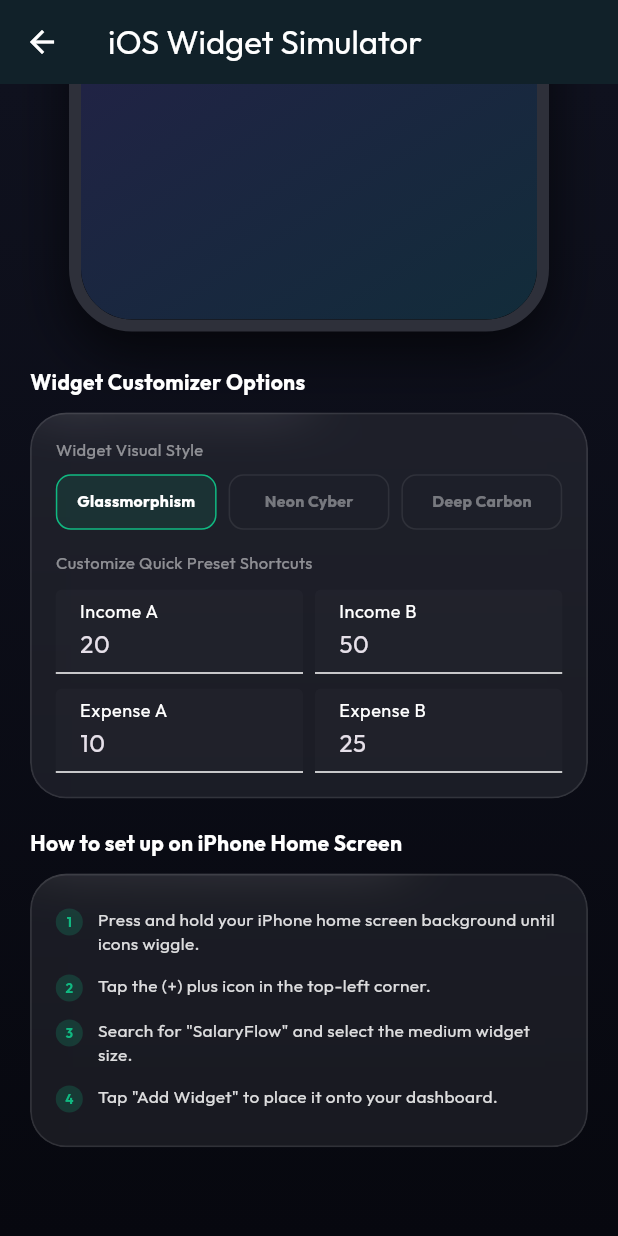
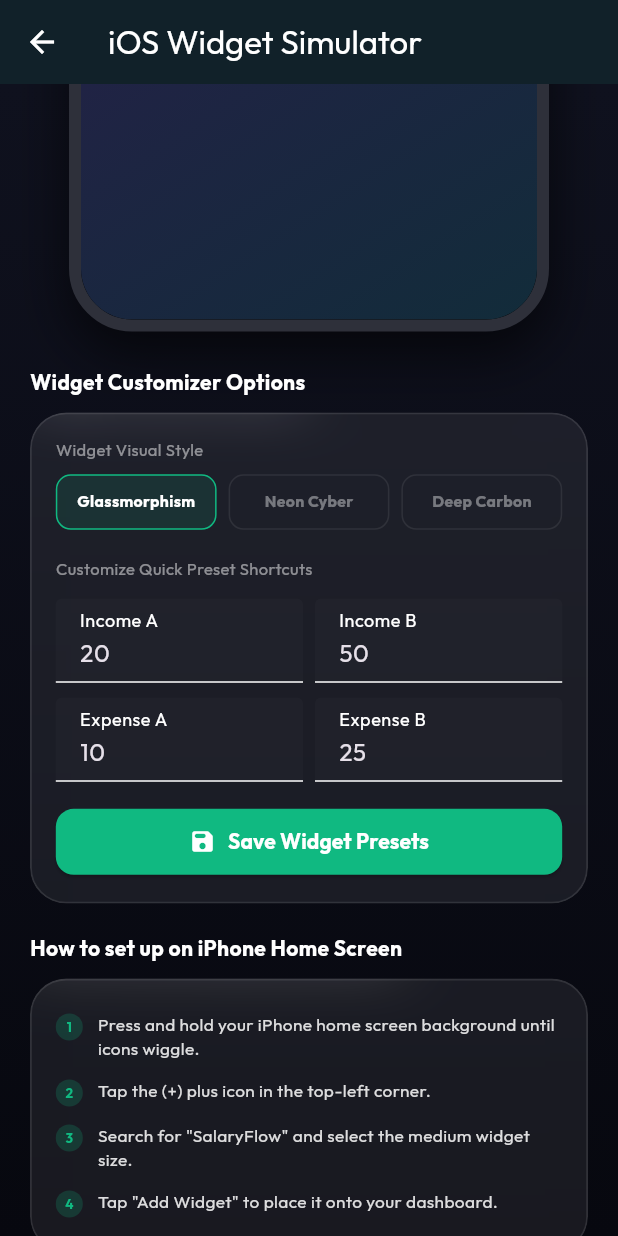
Before and after one commit to Rawandjalal/salary_flow, a Flutter app: the WidgetSimulatorPage screen opened directly, scrolled down 335 dp, on a phone screen of 412 x 824 dp. Run offline on Flutter 3.47's test engine with Material 3 defaults, Android fonts, the phone set to English and light mode, and no system bars; our stand-ins replace fl_chart, google_fonts, shared_preferences; accounts and stored records are empty.

Commit message:
Fix: Add persistence and text controllers to Widget Simulator presets

```diff
--- a/lib/pages/widget_simulator_page.dart
+++ b/lib/pages/widget_simulator_page.dart
@@ -12,17 +12,35 @@ class WidgetSimulatorPage extends StatefulWidget {
 }
 
 class _WidgetSimulatorPageState extends State<WidgetSimulatorPage> {
-  // Widget Customizer States
-  String _widgetStyle = 'Glassmorphism'; // 'Glassmorphism', 'Neon Cyber', 'Deep Carbon'
   String _activeWallet = 'USD'; // 'USD' or 'IQD'
-  double _quickAdd1 = 20.0;
-  double _quickAdd2 = 50.0;
-  double _quickSub1 = 10.0;
-  double _quickSub2 = 25.0;
 
-  // Simulator Local state changes
+  // Simulator Local state changes for Lockscreen banner
   double _lastSimulatedChange = 0.0;
   String _lastSimulatedType = '';
+
+  late TextEditingController _add1Controller;
+  late TextEditingController _add2Controller;
+  late TextEditingController _sub1Controller;
+  late TextEditingController _sub2Controller;
+
+  @override
+  void initState() {
+    super.initState();
+    final appState = Provider.of<AppState>(context, listen: false);
+    _add1Controller = TextEditingController(text: appState.widgetQuickAdd1.toStringAsFixed(0));
+    _add2Controller = TextEditingController(text: appState.widgetQuickAdd2.toStringAsFixed(0));
+    _sub1Controller = TextEditingController(text: appState.widgetQuickSub1.toStringAsFixed(0));
+    _sub2Controller = TextEditingController(text: appState.widgetQuickSub2.toStringAsFixed(0));
+  }
+
+  @override
+  void dispose() {
+    _add1Controller.dispose();
+    _add2Controller.dispose();
+    _sub1Controller.dispose();
+    _sub2Controller.dispose();
+    super.dispose();
+  }
 
   void _triggerSimulatedAction(String type, double amount, bool isIncome) async {
     final appState = Provider.of<AppState>(context, listen: false);
@@ -67,23 +85,67 @@ class _WidgetSimulatorPageState extends State<WidgetSimulatorPage> {
     }
   }
 
+  void _savePresets() async {
+    final appState = Provider.of<AppState>(context, listen: false);
+    final add1 = double.tryParse(_add1Controller.text);
+    final add2 = double.tryParse(_add2Controller.text);
+    final sub1 = double.tryParse(_sub1Controller.text);
+    final sub2 = double.tryParse(_sub2Controller.text);
+
+    if (add1 == null || add2 == null || sub1 == null || sub2 == null) {
+      ScaffoldMessenger.of(context).showSnackBar(
+        SnackBar(
+          content: Text(appState.t('invalid_numbers')),
+          backgroundColor: const Color(0xFFEF4444),
+        ),
+      );
+      return;
+    }
+
+    // Unfocus text fields to dismiss keyboard
+    FocusScope.of(context).unfocus();
+
+    await appState.saveWidgetPresets(
+      quickAdd1: add1,
+      quickAdd2: add2,
+      quickSub1: sub1,
+      quickSub2: sub2,
+    );
+
+    if (mounted) {
+      ScaffoldMessenger.of(context).showSnackBar(
+        SnackBar(
+          content: Text(appState.t('widget_presets_saved')),
+          backgroundColor: const Color(0xFF10B981),
+        ),
+      );
+    }
+  }
+
   @override
   Widget build(BuildContext context) {
     final appState = context.watch<AppState>();
     final isRtl = appState.isRtl;
     final symbol = _activeWallet == 'USD' ? '\$' : 'د.ع';
 
-    // Fetch dynamic numbers for the widget
+    // Fetch dynamic numbers for the widget from appState
     final isUsd = _activeWallet == 'USD';
     final remainingDaily = isUsd ? appState.remainingDailyBudgetUSD : appState.remainingDailyBudgetIQD;
     final runwayDays = isUsd ? appState.runwayForecastDaysUSD : appState.runwayForecastDaysIQD;
+
+    // Load presets from AppState
+    final qAdd1 = appState.widgetQuickAdd1;
+    final qAdd2 = appState.widgetQuickAdd2;
+    final qSub1 = appState.widgetQuickSub1;
+    final qSub2 = appState.widgetQuickSub2;
+    final wStyle = appState.widgetStyle;
 
     // Build the Widget design based on selected style
     BoxDecoration widgetDecoration;
     Color textColor = Colors.white;
     Color accentColor = const Color(0xFF10B981);
 
-    if (_widgetStyle == 'Neon Cyber') {
+    if (wStyle == 'Neon Cyber') {
       widgetDecoration = BoxDecoration(
         color: const Color(0xFF0D0E15),
         borderRadius: BorderRadius.circular(22),
@@ -93,7 +155,7 @@ class _WidgetSimulatorPageState extends State<WidgetSimulatorPage> {
         ],
       );
       accentColor = const Color(0xFFF43F5E);
-    } else if (_widgetStyle == 'Deep Carbon') {
+    } else if (wStyle == 'Deep Carbon') {
       widgetDecoration = BoxDecoration(
         color: const Color(0xFF161824),
         borderRadius: BorderRadius.circular(22),
@@ -242,24 +304,24 @@ class _WidgetSimulatorPageState extends State<WidgetSimulatorPage> {
                                       children: [
                                         Row(
                                           children: [
-                                            _buildWidgetActionButton('+$_quickAdd1', const Color(0xFF10B981), () {
-                                              _triggerSimulatedAction('Income', _quickAdd1, true);
+                                            _buildWidgetActionButton('+${qAdd1.toStringAsFixed(0)}', const Color(0xFF10B981), () {
+                                              _triggerSimulatedAction('Income', qAdd1, true);
                                             }),
                                             const SizedBox(width: 6),
-                                            _buildWidgetActionButton('+$_quickAdd2', const Color(0xFF10B981), () {
-                                              _triggerSimulatedAction('Income', _quickAdd2, true);
+                                            _buildWidgetActionButton('+${qAdd2.toStringAsFixed(0)}', const Color(0xFF10B981), () {
+                                              _triggerSimulatedAction('Income', qAdd2, true);
                                             }),
                                           ],
                                         ),
                                         const SizedBox(height: 6),
                                         Row(
                                           children: [
-                                            _buildWidgetActionButton('-$_quickSub1', const Color(0xFFEF4444), () {
-                                              _triggerSimulatedAction('Expense', _quickSub1, false);
+                                            _buildWidgetActionButton('-${qSub1.toStringAsFixed(0)}', const Color(0xFFEF4444), () {
+                                              _triggerSimulatedAction('Expense', qSub1, false);
                                             }),
                                             const SizedBox(width: 6),
-                                            _buildWidgetActionButton('-$_quickSub2', const Color(0xFFEF4444), () {
-                                              _triggerSimulatedAction('Expense', _quickSub2, false);
+                                            _buildWidgetActionButton('-${qSub2.toStringAsFixed(0)}', const Color(0xFFEF4444), () {
+                                              _triggerSimulatedAction('Expense', qSub2, false);
                                             }),
                                           ],
                                         ),
@@ -374,54 +436,44 @@ class _WidgetSimulatorPageState extends State<WidgetSimulatorPage> {
                     const SizedBox(height: 8),
                     Row(
                       children: [
-                        _buildStyleChip('Glassmorphism'),
+                        _buildStyleChip(context, 'Glassmorphism', wStyle),
                         const SizedBox(width: 8),
-                        _buildStyleChip('Neon Cyber'),
+                        _buildStyleChip(context, 'Neon Cyber', wStyle),
                         const SizedBox(width: 8),
-                        _buildStyleChip('Deep Carbon'),
+                        _buildStyleChip(context, 'Deep Carbon', wStyle),
                       ],
                     ),
-                    const SizedBox(height: 14),
+                    const SizedBox(height: 18),
 
                     // Quick presets fields
                     Text(
                       isRtl ? 'ڕێکخستنی بڕە خێراکان' : 'Customize Quick Preset Shortcuts',
                       style: TextStyle(fontSize: 11, color: Colors.white.withOpacity(0.5)),
                     ),
-                    const SizedBox(height: 10),
+                    const SizedBox(height: 12),
                     Row(
                       children: [
                         Expanded(
                           child: TextFormField(
-                            initialValue: _quickAdd1.toStringAsFixed(0),
+                            controller: _add1Controller,
                             keyboardType: TextInputType.number,
                             decoration: InputDecoration(
-                              labelText: 'Income A',
+                              labelText: isRtl ? 'داهات ١' : 'Income A',
                               filled: true,
                               fillColor: Colors.white.withOpacity(0.02),
                             ),
-                            onChanged: (val) {
-                              setState(() {
-                                _quickAdd1 = double.tryParse(val) ?? 20.0;
-                              });
-                            },
                           ),
                         ),
                         const SizedBox(width: 8),
                         Expanded(
                           child: TextFormField(
-                            initialValue: _quickAdd2.toStringAsFixed(0),
+                            controller: _add2Controller,
                             keyboardType: TextInputType.number,
                             decoration: InputDecoration(
-                              labelText: 'Income B',
+                              labelText: isRtl ? 'داهات ٢' : 'Income B',
                               filled: true,
                               fillColor: Colors.white.withOpacity(0.02),
                             ),
-                            onChanged: (val) {
-                              setState(() {
-                                _quickAdd2 = double.tryParse(val) ?? 50.0;
-                              });
-                            },
                           ),
                         ),
                       ],
@@ -431,38 +483,41 @@ class _WidgetSimulatorPageState extends State<WidgetSimulatorPage> {
                       children: [
                         Expanded(
                           child: TextFormField(
-                            initialValue: _quickSub1.toStringAsFixed(0),
+                            controller: _sub1Controller,
                             keyboardType: TextInputType.number,
                             decoration: InputDecoration(
-                              labelText: 'Expense A',
+                              labelText: isRtl ? 'خەرجی ١' : 'Expense A',
                               filled: true,
                               fillColor: Colors.white.withOpacity(0.02),
                             ),
-                            onChanged: (val) {
-                              setState(() {
-                                _quickSub1 = double.tryParse(val) ?? 10.0;
-                              });
-                            },
                           ),
                         ),
                         const SizedBox(width: 8),
                         Expanded(
                           child: TextFormField(
-                            initialValue: _quickSub2.toStringAsFixed(0),
+                            controller: _sub2Controller,
                             keyboardType: TextInputType.number,
                             decoration: InputDecoration(
-                              labelText: 'Expense B',
+                              labelText: isRtl ? 'خەرجی ٢' : 'Expense B',
                               filled: true,
                               fillColor: Colors.white.withOpacity(0.02),
                             ),
-                            onChanged: (val) {
-                              setState(() {
-                                _quickSub2 = double.tryParse(val) ?? 25.0;
-                              });
-                            },
                           ),
                         ),
                       ],
+                    ),
+                    const SizedBox(height: 16),
+                    // Action button to Save Presets
+                    ElevatedButton.icon(
+                      style: ElevatedButton.styleFrom(
+                        backgroundColor: const Color(0xFF10B981),
+                        foregroundColor: Colors.white,
+                        padding: const EdgeInsets.symmetric(vertical: 12),
+                        shape: RoundedRectangleBorder(borderRadius: BorderRadius.circular(12)),
+                      ),
+                      onPressed: _savePresets,
+                      icon: const Icon(Icons.save_rounded, size: 18),
+                      label: Text(appState.t('save_widget_presets'), style: const TextStyle(fontWeight: FontWeight.bold)),
                     ),
                   ],
                 ),
@@ -517,14 +572,13 @@ class _WidgetSimulatorPageState extends State<WidgetSimulatorPage> {
     );
   }
 
-  Widget _buildStyleChip(String name) {
-    final isSelected = _widgetStyle == name;
+  Widget _buildStyleChip(BuildContext context, String name, String currentStyle) {
+    final isSelected = currentStyle == name;
+    final appState = Provider.of<AppState>(context, listen: false);
     return Expanded(
       child: GestureDetector(
         onTap: () {
-          setState(() {
-            _widgetStyle = name;
-          });
+          appState.updateWidgetStyle(name);
         },
         child: Container(
           padding: const EdgeInsets.symmetric(vertical: 10),
--- a/lib/state/app_state.dart
+++ b/lib/state/app_state.dart
@@ -19,6 +19,13 @@ class AppState extends ChangeNotifier {
   List<StaffMember> _staffMembers = [];
   List<PayrollRecord> _payrollRecords = [];
 
+  // Widget customizer states
+  double _widgetQuickAdd1 = 20.0;
+  double _widgetQuickAdd2 = 50.0;
+  double _widgetQuickSub1 = 10.0;
+  double _widgetQuickSub2 = 25.0;
+  String _widgetStyle = 'Glassmorphism';
+
   AppState(this._storageService) {
     _loadFromStorage();
   }
@@ -28,9 +35,38 @@ class AppState extends ChangeNotifier {
   List<StaffMember> get staffMembers => _staffMembers;
   List<PayrollRecord> get payrollRecords => _payrollRecords;
 
+  double get widgetQuickAdd1 => _widgetQuickAdd1;
+  double get widgetQuickAdd2 => _widgetQuickAdd2;
+  double get widgetQuickSub1 => _widgetQuickSub1;
+  double get widgetQuickSub2 => _widgetQuickSub2;
+  String get widgetStyle => _widgetStyle;
+
   void setGeminiApiKey(String key) {
     _geminiApiKey = key;
     _storageService.saveString('gemini_api_key', key);
+    notifyListeners();
+  }
+
+  Future<void> updateWidgetStyle(String style) async {
+    _widgetStyle = style;
+    await _storageService.saveString('widget_style', style);
+    notifyListeners();
+  }
+
+  Future<void> saveWidgetPresets({
+    required double quickAdd1,
+    required double quickAdd2,
+    required double quickSub1,
+    required double quickSub2,
+  }) async {
+    _widgetQuickAdd1 = quickAdd1;
+    _widgetQuickAdd2 = quickAdd2;
+    _widgetQuickSub1 = quickSub1;
+    _widgetQuickSub2 = quickSub2;
+    await _storageService.saveDouble('widget_quick_add1', quickAdd1);
+    await _storageService.saveDouble('widget_quick_add2', quickAdd2);
+    await _storageService.saveDouble('widget_quick_sub1', quickSub1);
+    await _storageService.saveDouble('widget_quick_sub2', quickSub2);
     notifyListeners();
   }
 
@@ -57,6 +93,12 @@ class AppState extends ChangeNotifier {
     _transactions = _storageService.getTransactions();
     _salaryConfig = _storageService.getSalaryConfig();
     _geminiApiKey = _storageService.getString('gemini_api_key') ?? '';
+
+    _widgetQuickAdd1 = _storageService.getDouble('widget_quick_add1') ?? 20.0;
+    _widgetQuickAdd2 = _storageService.getDouble('widget_quick_add2') ?? 50.0;
+    _widgetQuickSub1 = _storageService.getDouble('widget_quick_sub1') ?? 10.0;
+    _widgetQuickSub2 = _storageService.getDouble('widget_quick_sub2') ?? 25.0;
+    _widgetStyle = _storageService.getString('widget_style') ?? 'Glassmorphism';
 
     final staffStr = _storageService.getString('staff_members');
     if (staffStr != null && staffStr.isNotEmpty) {
@@ -747,6 +789,9 @@ class AppState extends ChangeNotifier {
       'widget_simulator': 'iOS Widget Simulator',
       'widget_simulator_desc': 'Configure and preview iPhone quick actions',
       'widget_setup_guide': 'How to set up on iPhone Home Screen',
+      'save_widget_presets': 'Save Widget Presets',
+      'widget_presets_saved': 'Widget presets saved successfully!',
+      'invalid_numbers': 'Please enter valid numbers!',
     },
     'ku': {
       'app_title': 'سەلاريفلۆو',
@@ -913,6 +958,9 @@ class AppState extends ChangeNotifier {
       'widget_simulator': 'هاوشێوەکەری وێجێتی iOS',
       'widget_simulator_desc': 'ڕێکخستن و پێشبینیکردنی وێجێتی ئایفۆن',
       'widget_setup_guide': 'چۆنیەتی دانان لەسەر شاشەی سەرەکی ئایفۆن',
+      'save_widget_presets': 'پاشەکەوتکردنی بڕەکانی وێجێت',
+      'widget_presets_saved': 'بڕە خێراکانی وێجێت بە سەرکەوتوویی پاشەکەوتکران!',
+      'invalid_numbers': 'تکایە ژمارەی دروست داخڵ بکە!',
     }
   };
 }
```
Also changed, not shown: lib/services/storage_service.dart (+9 -0 lines).
